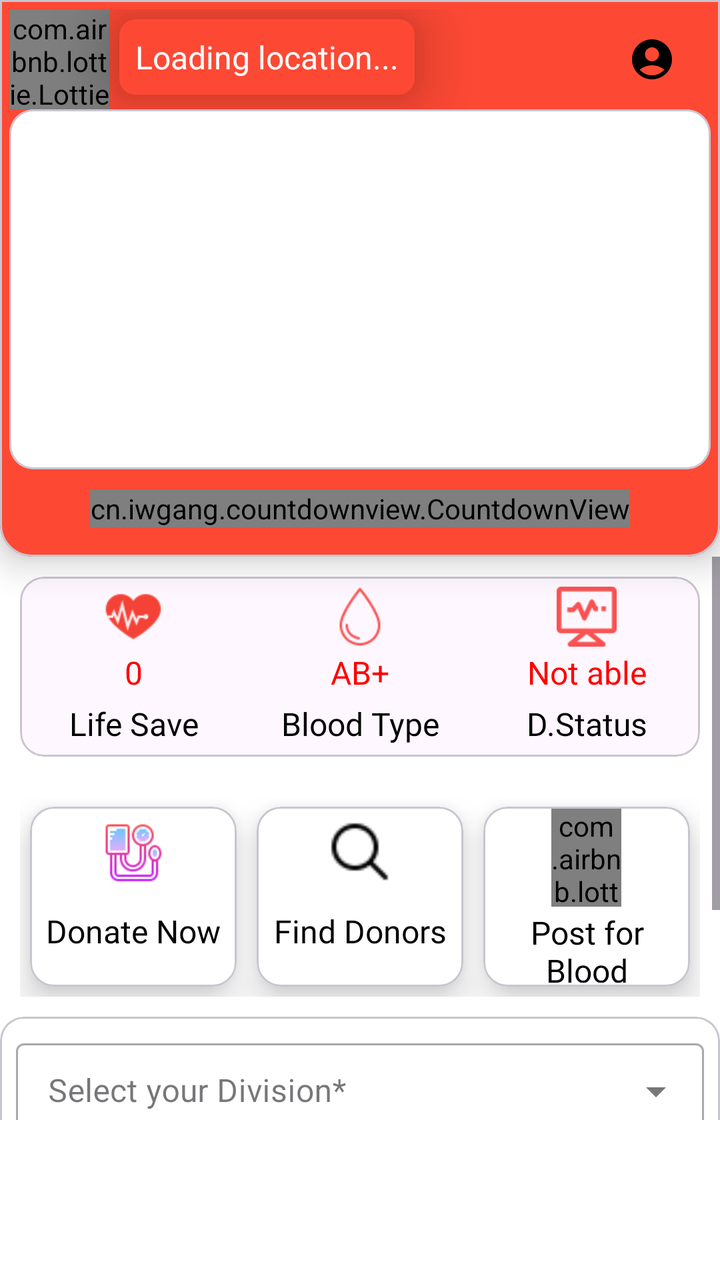
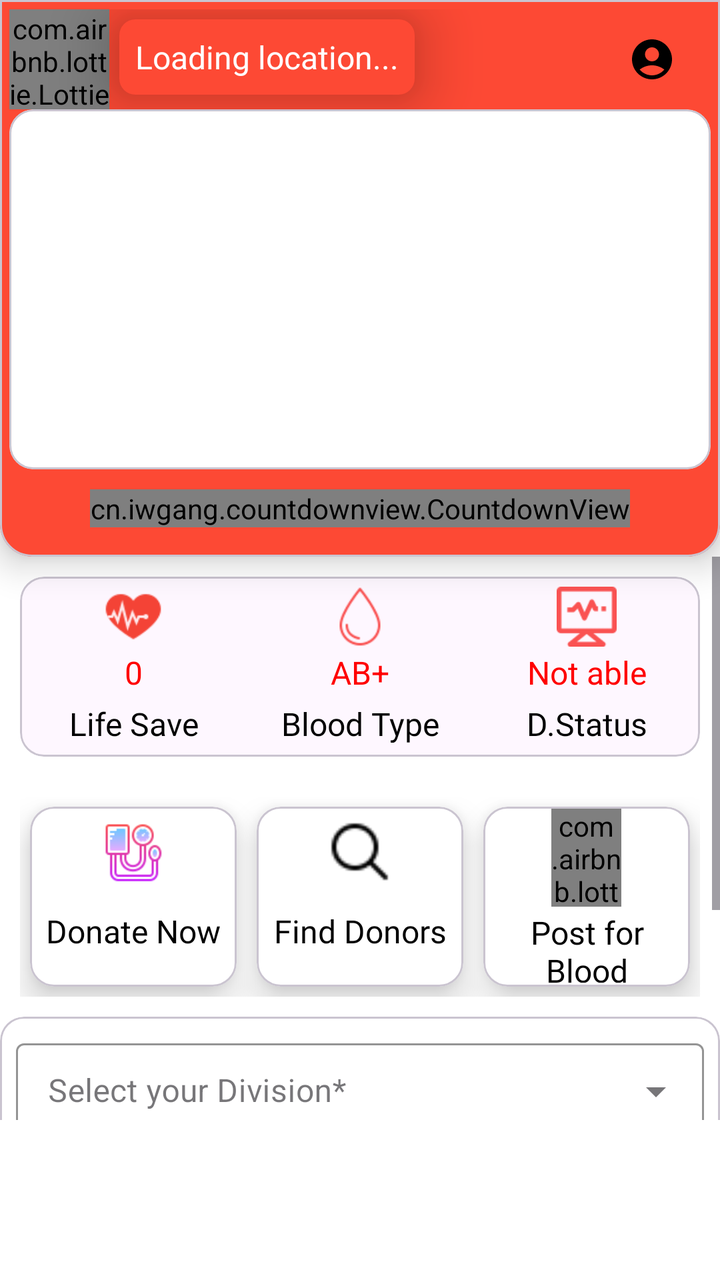

Before-and-after screenshots of an Android layout around one commit, followed by the original layout XML and the change that was made.
<!-- AndroidManifest.xml: application theme Theme.LifePluse -->
<!-- res/layout/fragment_blood_home.xml -->
<?xml version="1.0" encoding="utf-8"?>
<RelativeLayout xmlns:android="http://schemas.android.com/apk/res/android"
    xmlns:app="http://schemas.android.com/apk/res-auto"
    xmlns:tools="http://schemas.android.com/tools"
    android:layout_width="match_parent"
    android:layout_height="match_parent"
    android:background="@color/white"
    tools:context=".fragment.Blood_Home_Fragment">

    <com.google.android.material.card.MaterialCardView
        android:id="@+id/topbarcardview"
        style="@style/CustomCardViewStyle"
        android:layout_width="match_parent"
        android:layout_height="wrap_content"
        app:cardBackgroundColor="@color/blood_splashbg"
        app:cardElevation="10dp">


        <RelativeLayout
            android:layout_width="match_parent"
            android:layout_height="match_parent">

            <LinearLayout
                android:id="@+id/locationLayout"
                android:layout_width="match_parent"
                android:layout_height="wrap_content"
                android:layout_alignParentTop="true"
                android:gravity="center"
                android:orientation="horizontal"
                android:weightSum="3">


                <LinearLayout
                    android:layout_width="0dp"
                    android:layout_height="wrap_content"
                    android:layout_weight="2.5"
                    android:orientation="horizontal">

                    <com.airbnb.lottie.LottieAnimationView
                        android:id="@+id/animationView"
                        android:layout_width="50dp"
                        android:layout_height="50dp"
                        app:lottie_autoPlay="true"
                        app:lottie_loop="true"
                        app:lottie_rawRes="@raw/current_location" />


                    <TextView
                        android:id="@+id/locationTextView"
                        android:layout_width="wrap_content"
                        android:layout_height="wrap_content"
                        android:layout_marginStart="5dp"
                        android:layout_marginTop="5dp"
                        android:layout_marginEnd="5dp"
                        android:layout_marginBottom="5dp"
                        android:background="@drawable/location_background"
                        android:elevation="20sp"
                        android:gravity="center"
                        android:padding="8dp"
                        android:text="Loading location..."
                        android:textColor="@android:color/white"
                        android:textSize="16sp" />


                </LinearLayout>


                <ImageButton
                    android:id="@+id/signup_bloodBtn"
                    android:layout_width="0dp"
                    android:layout_height="50dp"
                    android:layout_weight=".5"
                    android:background="?attr/selectableItemBackground"
                    android:src="@drawable/baseline_profile" />


            </LinearLayout>


            <com.google.android.material.card.MaterialCardView
                android:id="@+id/bloodneedTv"
                android:layout_width="match_parent"
                android:layout_height="180dp"
                android:layout_below="@id/locationLayout"
                app:cardBackgroundColor="@color/white">

                <androidx.recyclerview.widget.RecyclerView
                    android:id="@+id/BloodNeedrecyclearview"
                    android:layout_width="match_parent"
                    android:layout_height="wrap_content" />


            </com.google.android.material.card.MaterialCardView>


            <cn.iwgang.countdownview.CountdownView
                android:id="@+id/coundownview"
                android:layout_width="wrap_content"
                android:layout_height="wrap_content"
                android:layout_below="@id/bloodneedTv"
                android:layout_centerHorizontal="true"
                android:layout_gravity="center"
                android:layout_margin="10dp"
                app:isHideTimeBackground="false"
                app:isShowDay="true"
                app:isShowHour="true"
                app:isShowMillisecond="false"
                app:isShowMinute="true"
                app:isShowSecond="true"
                app:isTimeTextBold="true"
                app:suffixDay="d"
                app:suffixGravity="bottom"
                app:suffixHour="h"
                app:suffixMillisecond="ms"
                app:suffixMinute="m"
                app:suffixSecond="s"
                app:suffixTextColor="#FFFFFF"
                app:suffixTextSize="20sp"
                app:timeBgColor="@color/white"
                app:timeTextColor="@color/black"
                app:timeTextSize="32sp" />


        </RelativeLayout>


    </com.google.android.material.card.MaterialCardView>


    <ScrollView
        android:layout_width="match_parent"
        android:layout_height="match_parent"
        android:layout_below="@id/topbarcardview"
        android:layout_marginBottom="80dp">

        <LinearLayout
            android:layout_width="match_parent"
            android:layout_height="match_parent"
            android:orientation="vertical">


            <com.google.android.material.card.MaterialCardView
                android:id="@+id/userbloodaccountstatus"
                android:layout_width="match_parent"
                android:layout_height="90dp"
                app:cardBackgroundColor="@color/card_background_color"
                android:layout_margin="10dp">

                <LinearLayout
                    android:layout_width="match_parent"
                    android:layout_height="match_parent"
                    android:orientation="horizontal"
                    android:weightSum="3">


                    <LinearLayout
                        android:layout_width="0dp"
                        android:layout_height="match_parent"
                        android:layout_margin="5dp"
                        android:layout_weight="1"
                        android:orientation="vertical">

                        <ImageView
                            android:layout_width="30dp"
                            android:layout_height="30dp"
                            android:layout_gravity="center_horizontal"
                            android:src="@drawable/life_save_icon" />


                        <TextView
                            android:layout_width="match_parent"
                            android:layout_height="wrap_content"
                            android:layout_margin="2dp"
                            android:gravity="center_horizontal"
                            android:text="0"
                            android:textColor="#FF0000"
                            android:textSize="16sp" />

                        <TextView
                            android:layout_width="match_parent"
                            android:layout_height="wrap_content"
                            android:layout_margin="2dp"
                            android:fontFamily="@font/aclonica"
                            android:gravity="center_horizontal"
                            android:text="@string/lifesavetext"
                            android:textColor="#000000"
                            android:textSize="16sp" />


                    </LinearLayout>


                    <LinearLayout
                        android:layout_width="0dp"
                        android:layout_height="match_parent"
                        android:layout_margin="5dp"
                        android:layout_weight="1"
                        android:orientation="vertical">

                        <ImageView
                            android:layout_width="30dp"
                            android:layout_height="30dp"
                            android:layout_gravity="center_horizontal"
                            android:src="@drawable/blood_white_icon" />


                        <TextView
                            android:layout_width="match_parent"
                            android:layout_height="wrap_content"
                            android:layout_margin="2dp"
                            android:gravity="center_horizontal"
                            android:text="AB+"
                            android:textColor="#FF0000"
                            android:textSize="16sp" />

                        <TextView
                            android:layout_width="match_parent"
                            android:layout_height="wrap_content"
                            android:layout_margin="2dp"
                            android:fontFamily="@font/aclonica"
                            android:gravity="center_horizontal"
                            android:text="@string/bloodtypetxt"
                            android:textColor="#000000"
                            android:textSize="16sp" />


                    </LinearLayout>


                    <LinearLayout
                        android:layout_width="0dp"
                        android:layout_height="match_parent"
                        android:layout_margin="5dp"
                        android:layout_weight="1"
                        android:orientation="vertical">

                        <ImageView
                            android:layout_width="30dp"
                            android:layout_height="30dp"
                            android:layout_gravity="center_horizontal"
                            android:src="@drawable/donation_status" />


                        <TextView
                            android:layout_width="match_parent"
                            android:layout_height="wrap_content"
                            android:layout_margin="2dp"
                            android:gravity="center_horizontal"
                            android:text="Not able"
                            android:textColor="#FF0000"
                            android:textSize="16sp" />

                        <TextView
                            android:layout_width="match_parent"
                            android:layout_height="wrap_content"
                            android:layout_margin="2dp"
                            android:fontFamily="@font/aclonica"
                            android:gravity="center_horizontal"
                            android:text="@string/donationstatustxt"
                            android:textColor="#000000"
                            android:textSize="16sp" />


                    </LinearLayout>


                </LinearLayout>


            </com.google.android.material.card.MaterialCardView>


            <LinearLayout
                android:layout_width="match_parent"
                android:layout_height="100dp"
                android:layout_margin="10dp"
                android:orientation="horizontal"
                android:weightSum="3">

                <com.google.android.material.card.MaterialCardView
                    android:layout_width="0dp"
                    android:layout_height="match_parent"
                    android:layout_margin="5dp"
                    android:id="@+id/donateNowBtn"
                    android:layout_weight="1"
                    android:padding="5dp"
                    app:cardBackgroundColor="@color/white"
                    app:cardElevation="10dp">

                    <LinearLayout
                        android:layout_width="match_parent"
                        android:layout_height="match_parent"
                        android:gravity="center"
                        android:orientation="vertical">

                        <ImageView
                            android:layout_width="35dp"
                            android:layout_height="35dp"
                            android:layout_gravity="center_horizontal"
                            android:src="@drawable/donate_now_icon" />


                        <TextView
                            android:layout_width="match_parent"
                            android:layout_height="wrap_content"
                            android:layout_margin="2dp"
                            android:fontFamily="@font/aclonica"
                            android:gravity="center"
                            android:minLines="2"
                            android:text="@string/donatenowtxt"
                            android:textColor="#000000"
                            android:textSize="16sp" />


                    </LinearLayout>


                </com.google.android.material.card.MaterialCardView>

                <com.google.android.material.card.MaterialCardView
                    android:layout_width="0dp"
                    android:layout_height="match_parent"
                    android:layout_margin="5dp"
                    android:layout_weight="1"
                    android:padding="5dp"
                    app:cardBackgroundColor="@color/white"
                    app:cardElevation="10dp">

                    <LinearLayout
                        android:layout_width="match_parent"
                        android:layout_height="match_parent"
                        android:gravity="center"
                        android:orientation="vertical">

                        <ImageView
                            android:layout_width="35dp"
                            android:layout_height="35dp"
                            android:layout_gravity="center_horizontal"
                            android:src="@drawable/search_icon" />


                        <TextView
                            android:layout_width="match_parent"
                            android:layout_height="wrap_content"
                            android:layout_margin="2dp"
                            android:fontFamily="@font/aclonica"
                            android:gravity="center"
                            android:minLines="2"
                            android:text="@string/finddonarstxt"
                            android:textColor="#000000"
                            android:textSize="16sp" />


                    </LinearLayout>


                </com.google.android.material.card.MaterialCardView>

                <com.google.android.material.card.MaterialCardView
                    android:layout_width="0dp"
                    android:layout_height="match_parent"
                    android:layout_margin="5dp"
                    android:layout_weight="1"
                    android:id="@+id/postfor_blood_btn"
                    android:padding="5dp"
                    app:cardBackgroundColor="@color/white"
                    app:cardElevation="10dp">

                    <LinearLayout
                        android:layout_width="match_parent"
                        android:layout_height="match_parent"
                        android:gravity="center"
                        android:orientation="vertical">

                        <com.airbnb.lottie.LottieAnimationView
                            android:id="@+id/addbloodpost"
                            android:layout_width="35dp"
                            android:layout_height="50dp"
                            app:lottie_autoPlay="true"
                            app:lottie_loop="true"
                            app:lottie_rawRes="@raw/add_animition" />


                        <TextView
                            android:layout_width="match_parent"
                            android:layout_height="wrap_content"
                            android:layout_margin="2dp"
                            android:fontFamily="@font/aclonica"
                            android:gravity="center"
                            android:minLines="2"
                            android:text="@string/postforbloodtxt"
                            android:textColor="#000000"
                            android:textSize="16sp" />


                    </LinearLayout>


                </com.google.android.material.card.MaterialCardView>

            </LinearLayout>


            <com.google.android.material.card.MaterialCardView
                android:layout_width="match_parent"
                android:layout_height="match_parent"
                app:cardBackgroundColor="@color/white">

                <LinearLayout
                    android:layout_width="match_parent"
                    android:layout_height="match_parent"
                    android:orientation="vertical">


                    <com.google.android.material.textfield.TextInputLayout
                        android:id="@+id/selectDivisionLayout"
                        style="@style/Widget.MaterialComponents.TextInputLayout.OutlinedBox.Dense.ExposedDropdownMenu"
                        android:layout_width="match_parent"
                        android:layout_height="wrap_content"
                        android:layout_margin="8dp"
                        android:background="@color/white"
                        android:hint="@string/division">


                        <AutoCompleteTextView
                            android:id="@+id/selectdivision"
                            android:layout_width="match_parent"
                            android:layout_height="wrap_content"
                            android:inputType="none">


                        </AutoCompleteTextView>


                    </com.google.android.material.textfield.TextInputLayout>


                    <com.github.mikephil.charting.charts.BarChart
                        android:id="@+id/bar_chart"
                        android:layout_width="match_parent"
                        android:layout_height="150dp" />


                </LinearLayout>


            </com.google.android.material.card.MaterialCardView>


        </LinearLayout>


    </ScrollView>


</RelativeLayout>
<!-- resources referenced by this layout -->
<resources>
  <color name="black">#FF000000</color>
  <color name="blood_splashbg">#FD4934</color>
  <color name="card_background_color">#FEF7FF</color>
  <color name="white">#FFFFFFFF</color>
  <!-- drawable baseline_profile (drawable) -->
  <vector xmlns:android="http://schemas.android.com/apk/res/android"
      android:width="24dp"
      android:height="24dp"
      android:tint="@color/black"
      android:viewportWidth="24"
      android:viewportHeight="24">
      <path
          android:fillColor="@android:color/white"
          android:pathData="M12,2C6.48,2 2,6.48 2,12s4.48,10 10,10s10,-4.48 10,-10S17.52,2 12,2zM12,6c1.93,0 3.5,1.57 3.5,3.5S13.93,13 12,13s-3.5,-1.57 -3.5,-3.5S10.07,6 12,6zM12,20c-2.03,0 -4.43,-0.82 -6.14,-2.88C7.55,15.8 9.68,15 12,15s4.45,0.8 6.14,2.12C16.43,19.18 14.03,20 12,20z" />
  </vector>
  <!-- drawable blood_white_icon: png bitmap (drawable, 1259 bytes) -->
  <!-- drawable donate_now_icon: png bitmap (drawable, 2897 bytes) -->
  <!-- drawable donation_status: png bitmap (drawable, 1106 bytes) -->
  <!-- drawable life_save_icon: png bitmap (drawable, 1343 bytes) -->
  <!-- drawable location_background (drawable) -->
  <?xml version="1.0" encoding="utf-8"?>
  <shape xmlns:android="http://schemas.android.com/apk/res/android"
      android:shape="rectangle">
      <solid android:color="@color/blood_splashbg"/>
      <corners android:radius="8dp"/>
  </shape>
  <!-- drawable search_icon: png bitmap (drawable, 439 bytes) -->
  <string name="bloodtypetxt">Blood Type</string>
  <string name="division">Select your Division*</string>
  <string name="donatenowtxt">Donate Now</string>
  <string name="donationstatustxt">D.Status</string>
  <string name="finddonarstxt">Find Donors</string>
  <string name="lifesavetext">Life Save</string>
  <string name="postforbloodtxt">Post for Blood</string>
  <style name="CustomCardViewStyle" parent="@style/Widget.MaterialComponents.CardView">
  
          <item name="shapeAppearanceOverlay">@style/ShapeAppearanceOverlay_card_custome_corners
          </item>
  
      </style>
  <style name="Theme.LifePluse" parent="Base.Theme.LifePluse" />
  <style name="ShapeAppearanceOverlay_card_custome_corners" parent="">
  
          <item name="cornerFamily">rounded</item>
          <item name="cornerSizeTopRight">0dp</item>
          <item name="cornerSizeTopLeft">0dp</item>
          <item name="cornerSizeBottomRight">16dp</item>
          <item name="cornerSizeBottomLeft">16dp</item>
  
      </style>
  <style name="Base.Theme.LifePluse" parent="Theme.Material3.DayNight.NoActionBar">
          
  
          <item name="android:windowIsTranslucent">true</item>
  
          <item name="colorPrimary">@color/status_bar</item>
      </style>
  <color name="status_bar">#018E85</color>
</resources>

<!-- the commit's change to res/layout/fragment_blood_home.xml (unified diff, before → after) -->
@@ -83,6 +83,22 @@
                 android:layout_height="180dp"
                 android:layout_below="@id/locationLayout"
                 app:cardBackgroundColor="@color/white">
+
+
+
+
+                <com.airbnb.lottie.LottieAnimationView
+                    android:id="@+id/empty_anim"
+                    android:layout_width="wrap_content"
+                    android:layout_height="wrap_content"
+                    app:lottie_autoPlay="true"
+                    android:layout_centerVertical="true"
+                    android:layout_below="@id/topbarLayout"
+                    android:layout_centerHorizontal="true"
+                    app:lottie_loop="true"
+                    android:visibility="gone"
+                    app:lottie_rawRes="@raw/empty_animation" />
+
 
                 <androidx.recyclerview.widget.RecyclerView
                     android:id="@+id/BloodNeedrecyclearview"
@@ -418,7 +434,8 @@
                         android:layout_width="match_parent"
                         android:layout_height="wrap_content"
                         android:layout_margin="8dp"
-                        android:background="@color/white"
+                        app:boxStrokeColor="@color/black"
+                        app:hintTextColor="@color/simple_grey"
                         android:hint="@string/division">
 
 
@@ -426,6 +443,7 @@
                             android:id="@+id/selectdivision"
                             android:layout_width="match_parent"
                             android:layout_height="wrap_content"
+                            android:textColor="@color/black"
                             android:inputType="none">
 
 
<!-- resource entries referenced after the edit -->
@@ -3,6 +3,7 @@
   <color name="black">#FF000000</color>
   <color name="blood_splashbg">#FD4934</color>
   <color name="card_background_color">#FEF7FF</color>
+  <color name="simple_grey">#DDDDDD</color>
   <color name="white">#FFFFFFFF</color>
   <!-- drawable baseline_profile (drawable) -->
   <vector xmlns:android="http://schemas.android.com/apk/res/android"
